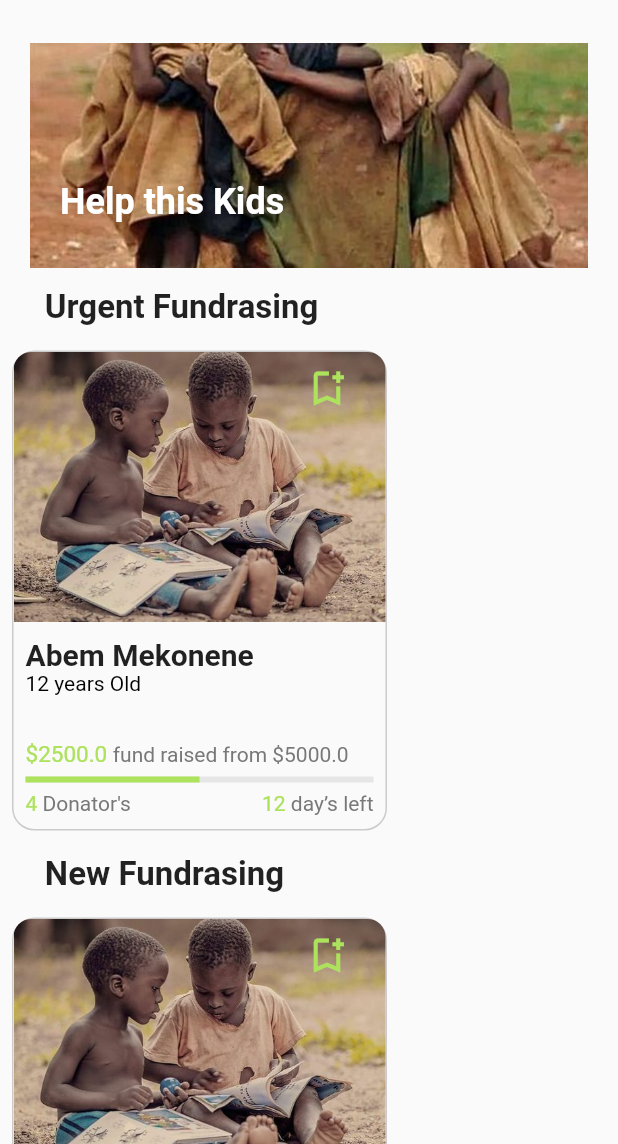
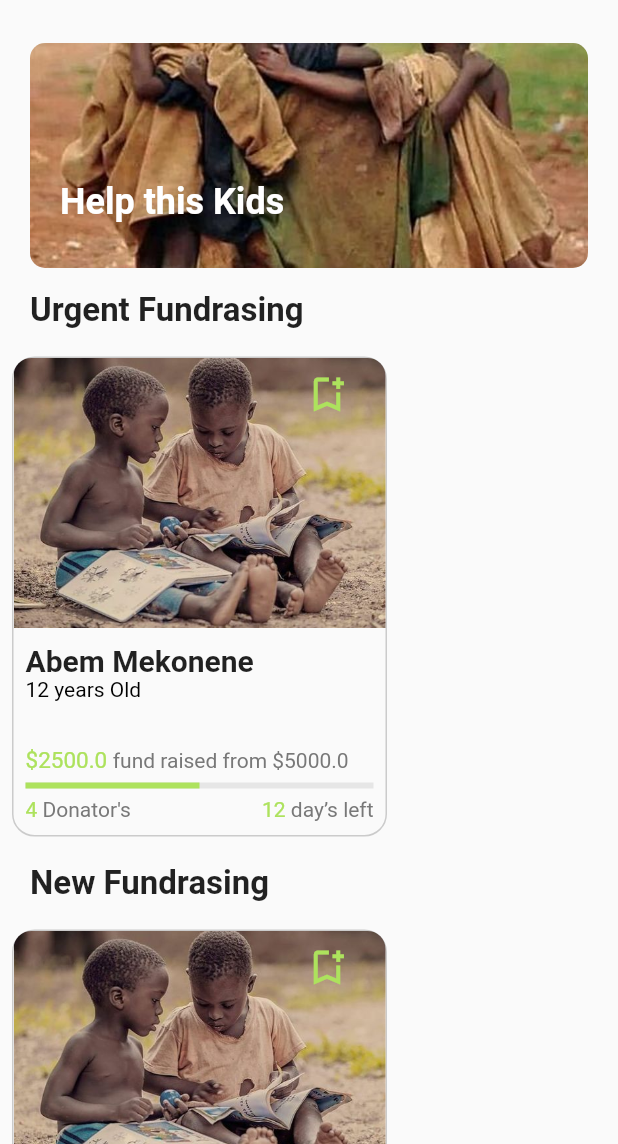
Before and after one commit to WECARE-BMA/wecare_app, a Flutter app: the screen it shows after launch, on a phone screen of 412 x 824 dp, the part 92-1236 px from its top. Run offline on Flutter 3.47's test engine with Material 2 defaults, Android fonts, the phone set to English and light mode, and no system bars; our stand-ins replace animated_splash_screen, firebase_core, google_fonts; accounts and stored records are empty.

Commit message:
fix some sizes on the home page-WEC-2

```diff
--- a/lib/views/homePage.dart
+++ b/lib/views/homePage.dart
@@ -41,20 +41,27 @@ class _Home_Page extends State<Home_Page> {
             crossAxisAlignment: CrossAxisAlignment.start,
             children: [
               const TopNav(),
-              Row(
-                mainAxisAlignment: MainAxisAlignment.center,
-                children: [
               Container(
                 padding: const EdgeInsets.only(left: 20, right: 20),
                 width: MediaQuery.of(context).size.width,
                 height: 150.0,
                 child: Stack(
                   children: [
-                        Image.asset(
+                    Container(
+                      decoration: BoxDecoration(
+                        borderRadius: const BorderRadius.only(
+                            topLeft: Radius.circular(10),
+                            topRight: Radius.circular(10),
+                            bottomLeft: Radius.circular(10),
+                            bottomRight: Radius.circular(10)),
+                        image: DecorationImage(
+                            image: AssetImage(
                               _imagePaths[_currentIndex],
-                          fit: BoxFit.cover,
-                          width: 400.0,
-                          height: 300.0,
+                            ),
+                            fit: BoxFit.cover),
+                      ),
+                      width: MediaQuery.of(context).size.width,
+                      height: MediaQuery.of(context).size.height,
                     ),
                     const Positioned(
                       bottom: 0, // Set the bottom position of the text
@@ -73,23 +80,21 @@ class _Home_Page extends State<Home_Page> {
                   ],
                 ),
               ),
-                ],
-              ),
               const SizedBox(
                 height: 5,
               ),
               const Padding(
-                padding: EdgeInsets.all(8.0),
+                padding: EdgeInsets.only(top: 10.0, bottom: 10.0, left: 20),
                 child: Text(
-                  '    Urgent Fundrasing',
+                  'Urgent Fundrasing',
                   style: TextStyle(fontSize: 22.0, fontWeight: FontWeight.bold),
                 ),
               ),
               const KidCard(),
               const Padding(
-                padding: EdgeInsets.all(8.0),
+                padding: EdgeInsets.only(top: 10.0, bottom: 10.0, left: 20),
                 child: Text(
-                  '    New Fundrasing',
+                  'New Fundrasing',
                   style: TextStyle(fontSize: 22.0, fontWeight: FontWeight.bold),
                 ),
               ),
```
Lines whose indentation alone changed are shown as unchanged.
